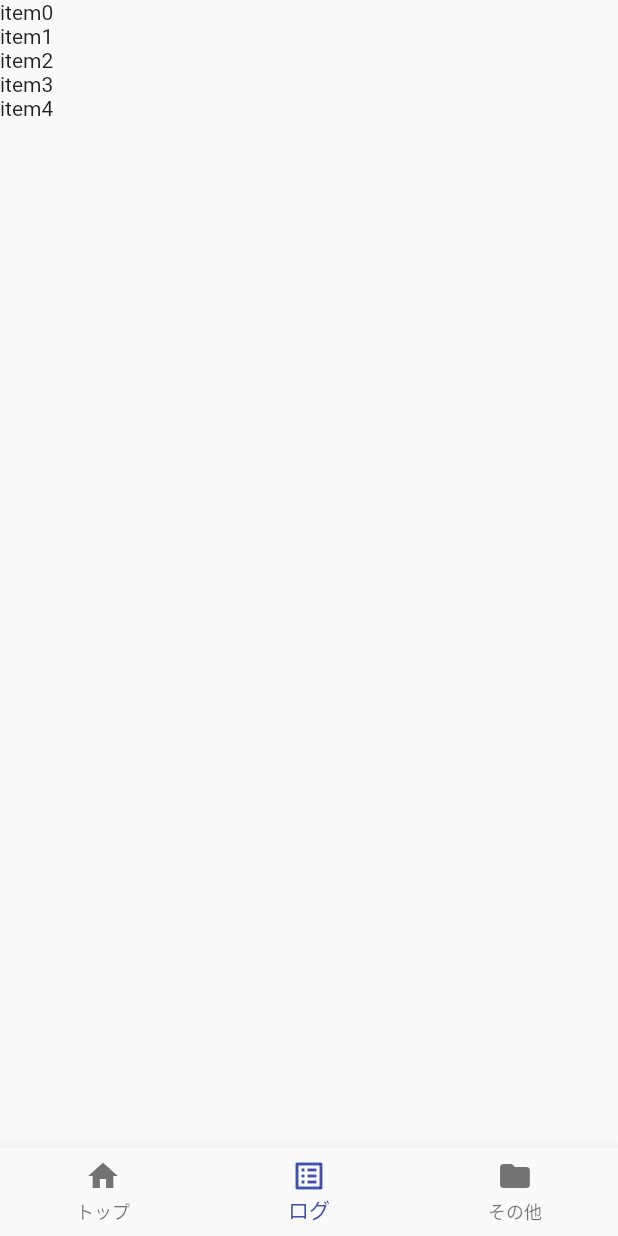
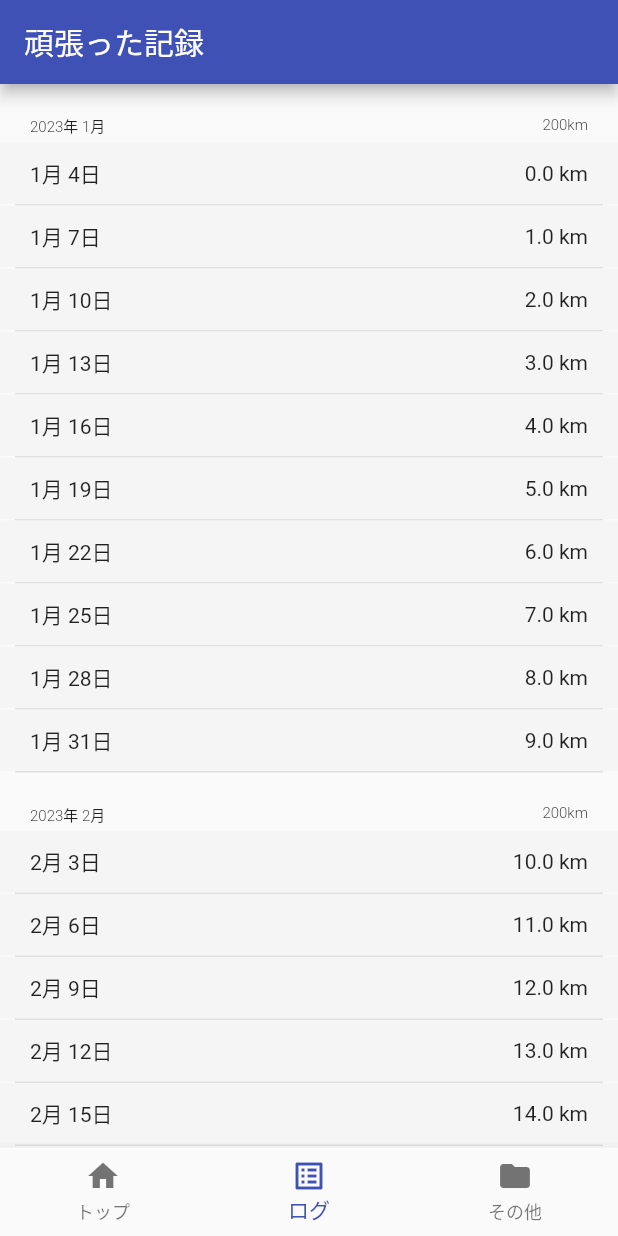
Before and after one commit to taketomo3/lets1000_flutter, a Flutter app: the screen it shows after launch, item 2 of the bottom bar chosen, on a phone screen of 412 x 824 dp. Run offline on Flutter 3.47's test engine with Material 2 defaults, Android fonts, the phone set to English and light mode, and no system bars; drawn by our look-alikes of grouped_list; our stand-ins replace flutter_riverpod, sqflite; accounts and stored records are empty.

Commit message:
feat: Update record list view

```diff
--- a/lib/main.dart
+++ b/lib/main.dart
@@ -36,7 +36,7 @@ class _TabViewState extends State<TabView> {
 
   final _screens = [
     const HomeView(),
-    const RecordListView(),
+    RecordListView(),
     const DocumentView(),
   ];
 
--- a/lib/view/record_list_view.dart
+++ b/lib/view/record_list_view.dart
@@ -1,17 +1,88 @@
 import 'package:flutter/material.dart';
+import 'package:grouped_list/grouped_list.dart';
+import 'package:lets1000_android/database/goal_db.dart';
+import 'package:lets1000_android/database/record_db.dart';
 
 class RecordListView extends StatelessWidget {
-  const RecordListView({super.key});
+  RecordListView({super.key});
+
+  final goal =
+      Goal(id: 1, goal: "ランニング", unit: "km", createdAt: DateTime.now());
 
   @override
   Widget build(BuildContext context) {
-    const data = [
-      Text("item0"),
-      Text("item1"),
-      Text("item2"),
-      Text("item3"),
-      Text("item4"),
-    ];
-    return ListView(children: data);
+    var recordList = _fetchData();
+
+    return Scaffold(
+      appBar: AppBar(title: const Text("頑張った記録")),
+      body: GroupedListView(
+        elements: recordList,
+        groupBy: (record) => "${record.date.year}年 ${record.date.month}月",
+        groupSeparatorBuilder: (String value) => Padding(
+            padding:
+                const EdgeInsets.only(top: 20, bottom: 4, right: 20, left: 20),
+            child: Row(
+              mainAxisAlignment: MainAxisAlignment.spaceBetween,
+              children: [
+                Text(value,
+                    style: const TextStyle(
+                        fontSize: 10, fontWeight: FontWeight.w300)),
+                const Text(
+                  "200km",
+                  style: TextStyle(fontSize: 10, fontWeight: FontWeight.w300),
+                ),
+              ],
+            )),
+        itemBuilder: (context, element) => _itemWidget(element),
+      ),
+    );
+  }
+
+  List<Record> _fetchData() {
+    List<Record> data = [];
+    DateTime date = DateTime.utc(DateTime.now().year, 1, 1);
+    for (int i = 0; i < 20; i++) {
+      date = date.add(const Duration(days: 3));
+      data.add(
+        Record(
+          id: i,
+          amount: i.toDouble(),
+          date: date,
+          createdAt: DateTime.now(),
+        ),
+      );
+    }
+    return data;
+  }
+
+  Widget _itemWidget(Record record) {
+    return Column(children: [
+      Container(
+        color: Colors.grey[100],
+        child: Padding(
+          padding:
+              const EdgeInsets.only(left: 20, right: 20, top: 10, bottom: 10),
+          child: Row(
+            mainAxisAlignment: MainAxisAlignment.spaceBetween,
+            crossAxisAlignment: CrossAxisAlignment.center,
+            children: [
+              Text(_toMonthDate(record.date)),
+              Text("${(record.amount) * 10.ceil() / 10} ${goal.unit}")
+            ],
+          ),
+        ),
+      ),
+      Divider(
+        color: Colors.grey[300], // Dividerの色を設定
+        thickness: 1, // Dividerの太さを設定
+        height: 1,
+        indent: 10,
+        endIndent: 10,
+      )
+    ]);
+  }
+
+  String _toMonthDate(DateTime date) {
+    return "${date.month}月 ${date.day}日";
   }
 }
--- a/pubspec.yaml
+++ b/pubspec.yaml
@@ -34,6 +34,7 @@ dependencies:
   sqflite:
   path_provider:
   flutter_riverpod:
+  grouped_list:
 
   # The following adds the Cupertino Icons font to your application.
   # Use with the CupertinoIcons class for iOS style icons.
```
Also changed, not shown: pubspec.lock.
